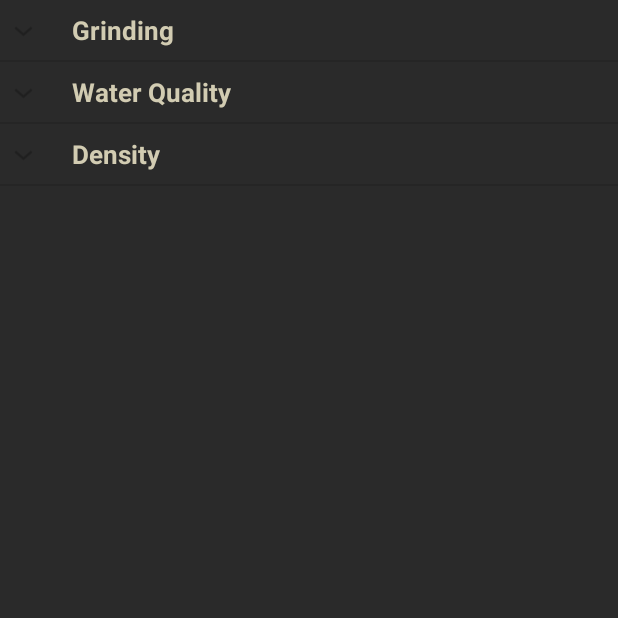
After one commit to Natureboy/Uncommon_Roasters, an Android app: the FAQActivity screen opened directly, with no data from a screen before it, on a phone screen of 412 x 824 dp, the top half of it. The commit adds this screen. Run offline under Robolectric (Android 15) with nearby library versions, the phone set to English and light mode, and no system bars.

Commit message:
Got FAQ page functional. Have to add top banner and work on sizing

```diff
--- /dev/null
+++ b/app/src/main/java/com/teamcoffee/coffeewizard/ExpandableListAdapter.java
@@ -0,0 +1,106 @@
+package com.teamcoffee.coffeewizard;
+
+import java.util.HashMap;
+import java.util.List;
+
+import android.content.Context;
+import android.graphics.Typeface;
+import android.view.LayoutInflater;
+import android.view.View;
+import android.view.ViewGroup;
+import android.widget.BaseExpandableListAdapter;
+import android.widget.TextView;
+
+public class ExpandableListAdapter extends BaseExpandableListAdapter {
+
+    private Context _context;
+    private List<String> _listDataHeader; // header titles
+    // child data in format of header title, child title
+    private HashMap<String, List<String>> _listDataChild;
+
+    public ExpandableListAdapter(Context context, List<String> listDataHeader,
+                                 HashMap<String, List<String>> listChildData) {
+        this._context = context;
+        this._listDataHeader = listDataHeader;
+        this._listDataChild = listChildData;
+    }
+
+    @Override
+    public Object getChild(int groupPosition, int childPosititon) {
+        return this._listDataChild.get(this._listDataHeader.get(groupPosition))
+                .get(childPosititon);
+    }
+
+    @Override
+    public long getChildId(int groupPosition, int childPosition) {
+        return childPosition;
+    }
+
+    @Override
+    public View getChildView(int groupPosition, final int childPosition,
+                             boolean isLastChild, View convertView, ViewGroup parent) {
+
+        final String childText = (String) getChild(groupPosition, childPosition);
+
+        if (convertView == null) {
+            LayoutInflater infalInflater = (LayoutInflater) this._context
+                    .getSystemService(Context.LAYOUT_INFLATER_SERVICE);
+            convertView = infalInflater.inflate(R.layout.list_item, null);
+        }
+
+        TextView txtListChild = (TextView) convertView
+                .findViewById(R.id.lblListItem);
+
+        txtListChild.setText(childText);
+        return convertView;
+    }
+
+    @Override
+    public int getChildrenCount(int groupPosition) {
+        return this._listDataChild.get(this._listDataHeader.get(groupPosition))
+                .size();
+    }
+
+    @Override
+    public Object getGroup(int groupPosition) {
+        return this._listDataHeader.get(groupPosition);
+    }
+
+    @Override
+    public int getGroupCount() {
+        return this._listDataHeader.size();
+    }
+
+    @Override
+    public long getGroupId(int groupPosition) {
+        return groupPosition;
+    }
+
+    @Override
+    public View getGroupView(int groupPosition, boolean isExpanded,
+                             View convertView, ViewGroup parent) {
+        String headerTitle = (String) getGroup(groupPosition);
+        if (convertView == null) {
+            LayoutInflater infalInflater = (LayoutInflater) this._context
+                    .getSystemService(Context.LAYOUT_INFLATER_SERVICE);
+            convertView = infalInflater.inflate(R.layout.list_group, null);
+        }
+
+        TextView lblListHeader = (TextView) convertView
+                .findViewById(R.id.lblListHeader);
+        lblListHeader.setTypeface(null, Typeface.BOLD);
+        lblListHeader.setText(headerTitle);
+
+        return convertView;
+    }
+
+    @Override
+    public boolean hasStableIds() {
+        return false;
+    }
+
+    @Override
+    public boolean isChildSelectable(int groupPosition, int childPosition) {
+        return true;
+    }
+}
--- /dev/null
+++ b/app/src/main/java/com/teamcoffee/coffeewizard/FAQActivity.java
@@ -0,0 +1,127 @@
+package com.teamcoffee.coffeewizard;
+
+import java.util.ArrayList;
+import java.util.HashMap;
+import java.util.List;
+import android.app.Activity;
+import android.os.Bundle;
+import android.view.View;
+import android.widget.ExpandableListView;
+import android.widget.ExpandableListView.OnChildClickListener;
+import android.widget.ExpandableListView.OnGroupClickListener;
+import android.widget.ExpandableListView.OnGroupCollapseListener;
+import android.widget.ExpandableListView.OnGroupExpandListener;
+import android.widget.Toast;
+
+public class FAQActivity extends Activity {
+
+    ExpandableListAdapter listAdapter;
+    ExpandableListView expListView;
+    List<String> listDataHeader;
+    HashMap<String, List<String>> listDataChild;
+
+    @Override
+    protected void onCreate(Bundle savedInstanceState) {
+        super.onCreate(savedInstanceState);
+        setContentView(R.layout.activity_faq);
+
+        // get the listview
+        expListView = (ExpandableListView) findViewById(R.id.elv);
+
+        // preparing list data
+        prepareListData();
+
+        listAdapter = new ExpandableListAdapter(this, listDataHeader, listDataChild);
+
+        // setting list adapter
+        if(expListView!=null) {
+           System.out.println("Success");
+            expListView.setAdapter(listAdapter);
+        }
+        else{
+            System.out.println("Failure");
+        }
+        // Listview Group click listener
+        expListView.setOnGroupClickListener(new OnGroupClickListener() {
+
+            @Override
+            public boolean onGroupClick(ExpandableListView parent, View v,
+                                        int groupPosition, long id) {
+                // Toast.makeText(getApplicationContext(),
+                // "Group Clicked " + listDataHeader.get(groupPosition),
+                // Toast.LENGTH_SHORT).show();
+                return false;
+            }
+        });
+
+        // Listview Group expanded listener
+        expListView.setOnGroupExpandListener(new OnGroupExpandListener() {
+
+            @Override
+            public void onGroupExpand(int groupPosition) {
+                Toast.makeText(getApplicationContext(),
+                        listDataHeader.get(groupPosition) + " Expanded",
+                        Toast.LENGTH_SHORT).show();
+            }
+        });
+
+        // Listview Group collasped listener
+        expListView.setOnGroupCollapseListener(new OnGroupCollapseListener() {
+
+            @Override
+            public void onGroupCollapse(int groupPosition) {
+                Toast.makeText(getApplicationContext(),
+                        listDataHeader.get(groupPosition) + " Collapsed",
+                        Toast.LENGTH_SHORT).show();
+
+            }
+        });
+
+        // Listview on child click listener
+        expListView.setOnChildClickListener(new OnChildClickListener() {
+
+            @Override
+            public boolean onChildClick(ExpandableListView parent, View v,
+                                        int groupPosition, int childPosition, long id) {
+
+                Toast.makeText(
+                        getApplicationContext(),
+                        listDataHeader.get(groupPosition)
+                                + " : "
+                                + listDataChild.get(
+                                listDataHeader.get(groupPosition)).get(
+                                childPosition), Toast.LENGTH_SHORT)
+                        .show();
+                return false;
+            }
+        });
+    }
+
+    /*
+     * Preparing the list data
+     */
+    private void prepareListData() {
+        listDataHeader = new ArrayList<String>();
+        listDataChild = new HashMap<String, List<String>>();
+
+        // Adding child data
+        listDataHeader.add("Grinding");
+        listDataHeader.add("Water Quality");
+        listDataHeader.add("Density");
+
+        // Adding child data
+        List<String> grind = new ArrayList<String>();
+        grind.add("You must grind the coffee before you brew");
+
+        List<String> waterQ = new ArrayList<String>();
+        waterQ.add("Don't use dirty water you fool");
+
+        List<String> density = new ArrayList<String>();
+         density.add("Mass/ volume");
+         density.add("this coffee is dense");
+
+        listDataChild.put(listDataHeader.get(0), grind); // Header, Child data
+        listDataChild.put(listDataHeader.get(1), waterQ);
+        listDataChild.put(listDataHeader.get(2), density);
+    }
+}
--- a/app/src/main/java/com/teamcoffee/coffeewizard/MainActivity.java
+++ b/app/src/main/java/com/teamcoffee/coffeewizard/MainActivity.java
@@ -69,6 +69,10 @@ public class MainActivity extends ActionBarActivity {
         Intent i = new Intent(this, BrewsActivity.class);
         startActivity(i);
     }
+    public void openFAQ(View view){
+        Intent i = new Intent(this, FAQActivity.class);
+        startActivity(i);
+    }
 
     //Determine screen size
     private static String getSizeInfo(View view) {
--- /dev/null
+++ b/app/src/main/res/layout/activity_faq.xml
@@ -0,0 +1,11 @@
+<?xml version="1.0" encoding="utf-8"?>
+<LinearLayout xmlns:android="http://schemas.android.com/apk/res/android"
+    android:orientation="vertical" android:layout_width="match_parent"
+    android:layout_height="match_parent"
+    android:background="#2A2A2A">
+
+    <ExpandableListView
+        android:layout_width="match_parent"
+        android:layout_height="match_parent"
+        android:id="@+id/elv" />
+</LinearLayout>
--- a/app/src/main/res/layout/activity_main.xml
+++ b/app/src/main/res/layout/activity_main.xml
@@ -44,6 +44,7 @@
             android:text="@string/faq_button"
             android:textColor="#D2CCB2"
             android:drawableTop="@drawable/faq"
+            android:onClick="openFAQ"
             style="?android:attr/borderlessButtonStyle"
 
             />
--- /dev/null
+++ b/app/src/main/res/layout/list_group.xml
@@ -0,0 +1,18 @@
+<?xml version="1.0" encoding="utf-8"?>
+<LinearLayout xmlns:android="http://schemas.android.com/apk/res/android"
+    android:layout_width="fill_parent"
+    android:layout_height="wrap_content"
+    android:orientation="vertical"
+    android:padding="8dp"
+    android:background="#2A2A2A">
+
+
+    <TextView
+        android:id="@+id/lblListHeader"
+        android:layout_width="fill_parent"
+        android:layout_height="wrap_content"
+        android:paddingLeft="?android:attr/expandableListPreferredItemPaddingLeft"
+        android:textSize="17dp"
+        android:textColor="#D2CCB2" />
+
+</LinearLayout>
```
Also changed, not shown: app/src/main/AndroidManifest.xml (+8 -0 lines), app/src/main/res/layout/list_item.xml (added, +18 -0 lines).
